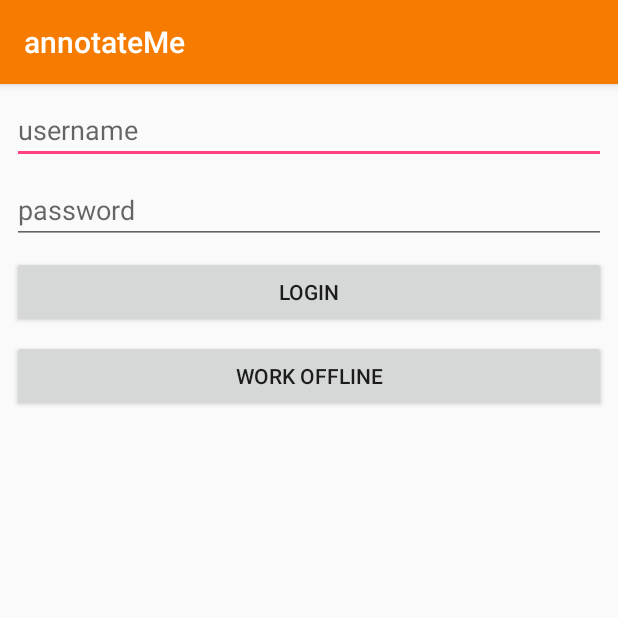
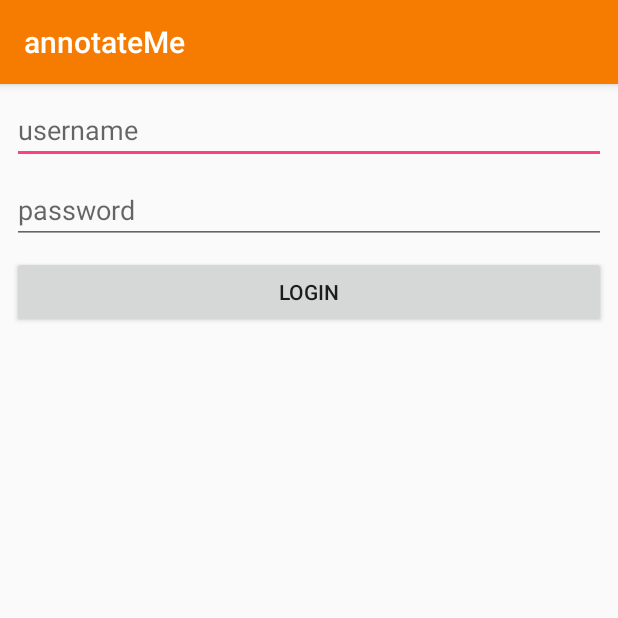
Before and after one commit to short0/annotateMe, an Android app: the LoginActivity screen opened directly, with no data from a screen before it, on a phone screen of 412 x 824 dp, the top half of it. Run offline under Robolectric (Android 15) with nearby library versions, the phone set to English and light mode, and no system bars.

Commit message:
App goes directly to MainActivity when startup, add Login menu item

```diff
--- a/app/src/main/java/com/example/user/mobilemicroscopy/LoginActivity.java
+++ b/app/src/main/java/com/example/user/mobilemicroscopy/LoginActivity.java
@@ -13,16 +13,7 @@ public class LoginActivity extends AppCompatActivity {
         super.onCreate(savedInstanceState);
         setContentView(R.layout.activity_login);
 
-        // find workOfflineButton
-        Button workOfflineButton = (Button) findViewById(R.id.work_offline_button);
 
-        // specify the action when the button is clicked
-        workOfflineButton.setOnClickListener(new View.OnClickListener() {
-            @Override
-            public void onClick(View view) {
-                Intent intent = new Intent(LoginActivity.this, MainActivity.class);
-                startActivity(intent);
-            }
-        });
+
     }
 }
--- a/app/src/main/java/com/example/user/mobilemicroscopy/SplashActivity.java
+++ b/app/src/main/java/com/example/user/mobilemicroscopy/SplashActivity.java
@@ -19,7 +19,7 @@ public class SplashActivity extends AppCompatActivity {
 
             @Override
             public void run() {
-                Intent intent = new Intent(SplashActivity.this, LoginActivity.class);
+                Intent intent = new Intent(SplashActivity.this, MainActivity.class);
                 startActivity(intent);
 
                 // end the activity
--- a/app/src/main/res/layout/activity_login.xml
+++ b/app/src/main/res/layout/activity_login.xml
@@ -42,15 +42,4 @@
         app:layout_constraintStart_toStartOf="parent"
         app:layout_constraintTop_toBottomOf="@+id/password_edit_text" />
 
-    <Button
-        android:id="@+id/work_offline_button"
-        android:layout_width="match_parent"
-        android:layout_height="wrap_content"
-        android:layout_marginEnd="8dp"
-        android:layout_marginStart="8dp"
-        android:layout_marginTop="8dp"
-        android:text="Work offline"
-        app:layout_constraintEnd_toEndOf="parent"
-        app:layout_constraintStart_toStartOf="parent"
-        app:layout_constraintTop_toBottomOf="@+id/login_button" />
 </android.support.constraint.ConstraintLayout>
--- a/app/src/main/res/menu/menu_main.xml
+++ b/app/src/main/res/menu/menu_main.xml
@@ -4,8 +4,8 @@
     xmlns:tools="http://schemas.android.com/tools">
 
     <item
-        android:id="@+id/menu_insert"
-        android:title="Insert"
+        android:id="@+id/menu_login"
+        android:title="Login"
         app:showAsAction="never" />
 
     <item
```
Also changed, not shown: app/src/main/java/com/example/user/mobilemicroscopy/MainActivity.java (+5 -2 lines).
